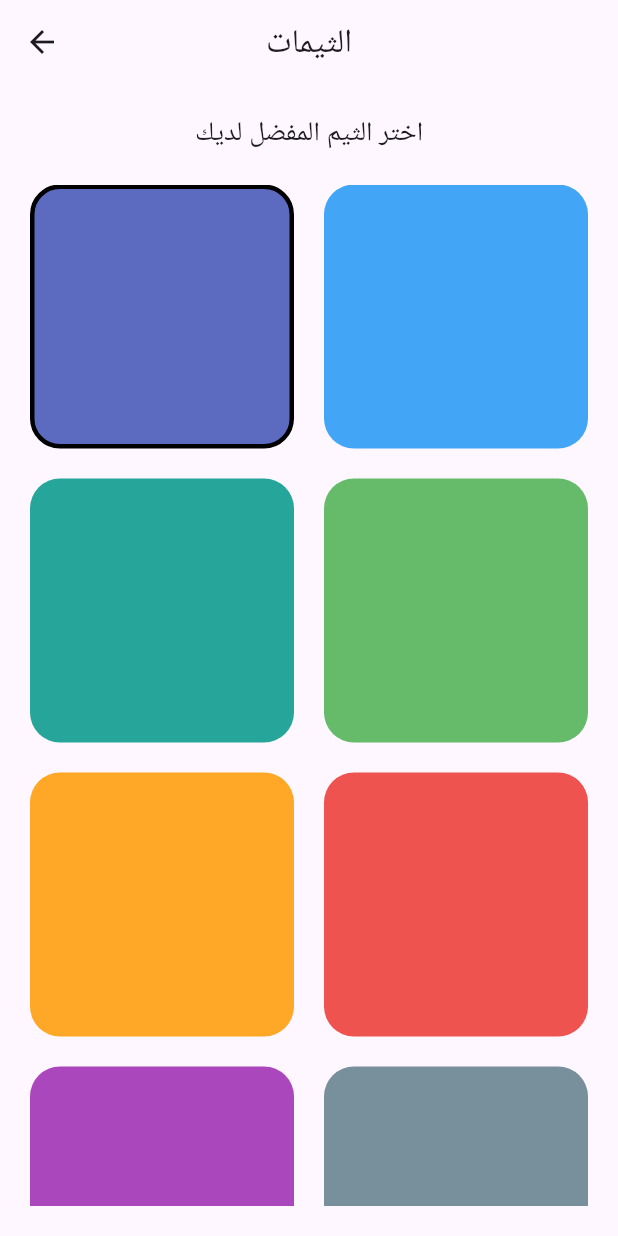
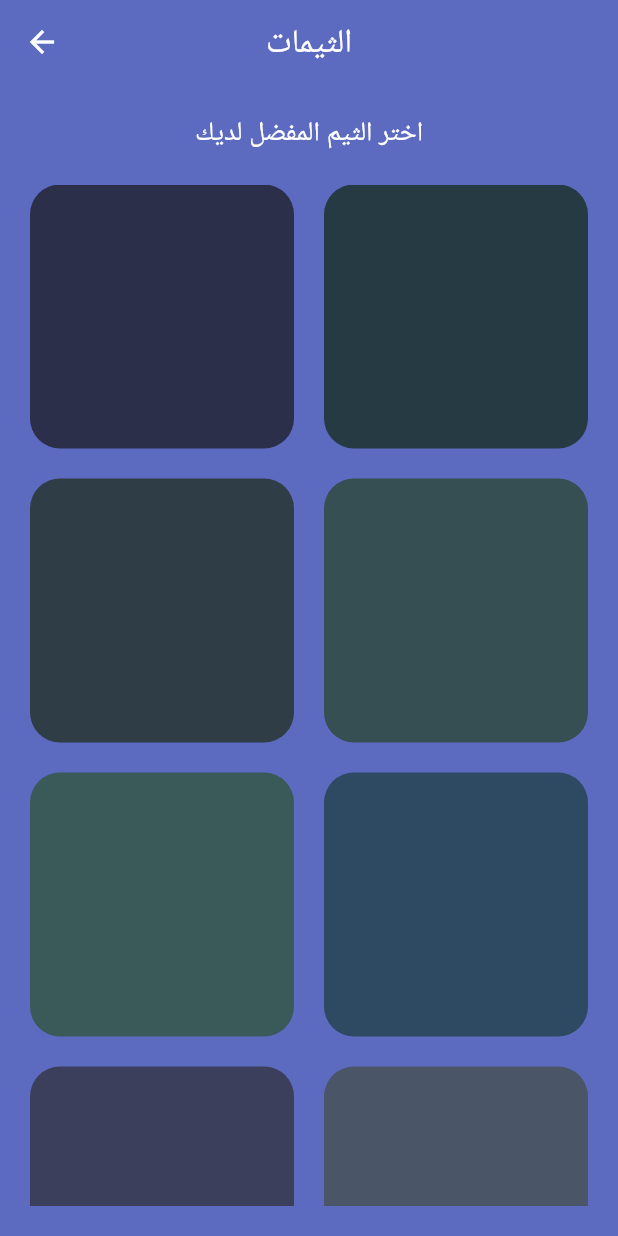
Before and after one commit to FaHusa2003/Daily-Knowledge-App, a Flutter app: the HomeScreen screen opened directly, after a tap on the "color lens" icon, on a phone screen of 412 x 824 dp. Run offline on Flutter 3.47's test engine with Material 3 defaults, Android fonts, the phone set to English and light mode, and no system bars.

Commit message:
Turn on screen Themes

```diff
--- a/lib/main.dart
+++ b/lib/main.dart
@@ -1,3 +1,27 @@
+/*import 'package:flutter/material.dart'; // نكتبه في مطلع كل ملف
+//استدعاء ملف الدارت من مجلد فلاتر الموجود في السي
+import 'screens/welcome_screen.dart'; // مختصر لاننا داخل نفس المشروع
+//import 'package:daily_knowledge/screens/welcome_screen.dart'; وهذا صح
+
+void main() {
+  // ملف اساسي مافي اي شيء يشتغل بدونه
+  runApp(const MyApp()); // عشان نشغل رن لازم نسوي كلاس
+  // فونكشن محجوزة من قبل
+}
+
+class MyApp extends StatelessWidget {
+  //StatelessWidget > اليوزر ما يتفاعل معه
+  const MyApp({super.key});
+  @override // لما نستدعي الكلاسات في أكثر من مكان نستخدمها للفصل بينهم
+  Widget build(BuildContext context) {
+    // build ميثود مشترك في كل ودجيت
+    return const MaterialApp(
+      //MaterialApp اساس مهم . تحدد المعلومات الأساسية والثابتة داخل الآبلكيشن
+      debugShowCheckedModeBanner: false, // يروح الشريط الي في الركن
+      home: WelcomeScreen(), // تفتح ملف اخر مباشرة
+    );
+  }
+}*/
 import 'package:flutter/material.dart';
 import 'screens/welcome_screen.dart';
 
@@ -5,13 +29,39 @@ void main() {
   runApp(const MyApp());
 }
 
-class MyApp extends StatelessWidget {
+class MyApp extends StatefulWidget {
   const MyApp({super.key});
+
+  static _MyAppState of(BuildContext context) =>
+      context.findAncestorStateOfType<_MyAppState>()!;
+
+  @override
+  State<MyApp> createState() => _MyAppState();
+}
+
+class _MyAppState extends State<MyApp> {
+  Color appColor = const Color(0xFF5C6BC0);
+
+  void changeTheme(Color color) {
+    setState(() {
+      appColor = color;
+    });
+  }
+
   @override
   Widget build(BuildContext context) {
-    return const MaterialApp(
+    return MaterialApp(
       debugShowCheckedModeBanner: false,
-      home: WelcomeScreen(),
+
+      theme: ThemeData(
+        scaffoldBackgroundColor: appColor,
+        appBarTheme: AppBarTheme(
+          backgroundColor: appColor,
+          foregroundColor: Colors.white,
+        ),
+      ),
+
+      home: const WelcomeScreen(),
     );
   }
 }
--- a/lib/screens/home_screen.dart
+++ b/lib/screens/home_screen.dart
@@ -1,8 +1,6 @@
-//تم تعديل ايقونة المصدر ووضع نص المصدر فيها وحذف الشريط السفلي
-//ووضع الايقونات في دوائر شفافة وتغيير لون الخلفية
 import 'package:flutter/material.dart';
+import 'themes_screen.dart';
 import 'topics_screen.dart';
-import 'themes_screen.dart';
 import 'settings_screen.dart';
 
 class HomeScreen extends StatelessWidget {
@@ -19,20 +17,16 @@ class HomeScreen extends StatelessWidget {
 
   @override
   Widget build(BuildContext context) {
+    Color themeColor = Theme.of(context).scaffoldBackgroundColor;
+
     return Scaffold(
-      backgroundColor: const Color(0xFFF8E1F4),
-      appBar: AppBar(
-        leading: IconButton(
-          icon: const Icon(Icons.arrow_back),
-          onPressed: () {
-            Navigator.pop(context);
-          },
-        ),
-        title: const Text("المعلومة اليومية"),
-        backgroundColor: const Color(0xFFF8E1F4),
-        centerTitle: true,
-      ),
-      body: Padding(
+      appBar: AppBar(title: const Text("المعلومة اليومية"), centerTitle: true),
+
+      body: Container(
+        width: double.infinity,
+        color: themeColor,
+
+        child: Padding(
           padding: const EdgeInsets.all(20),
           child: Column(
             children: [
@@ -43,49 +37,63 @@ class HomeScreen extends StatelessWidget {
                   child: Text(
                     "هل تعلم أن العسل لا يفسد أبداً؟",
                     textAlign: TextAlign.center,
-                  style: TextStyle(fontSize: 22, fontWeight: FontWeight.bold),
+                    style: TextStyle(
+                      fontSize: 22,
+                      fontWeight: FontWeight.bold,
+                      color: Colors.white,
+                    ),
                   ),
                 ),
               ),
 
-            // أيقونات التفاعل تحت المعلومة مباشرة بدون دوائر
               Row(
                 mainAxisAlignment: MainAxisAlignment.center,
                 children: [
                   IconButton(
-                  icon: const Icon(Icons.star_border, size: 28),
-                  onPressed: () {
-                    // وظيفة المفضلة لاحقاً
-                  },
+                    icon: const Icon(
+                      Icons.star_border,
+                      color: Colors.white,
+                      size: 28,
                     ),
+                    onPressed: () {},
+                  ),
+
                   const SizedBox(width: 25),
+
                   IconButton(
-                  icon: const Icon(Icons.info_outline, size: 28),
+                    icon: const Icon(
+                      Icons.info_outline,
+                      color: Colors.white,
+                      size: 28,
+                    ),
                     onPressed: () {
                       showSource(context);
                     },
                   ),
+
                   const SizedBox(width: 25),
+
                   IconButton(
-                  icon: const Icon(Icons.share, size: 28),
-                  onPressed: () {
-                    // وظيفة المشاركة لاحقاً
-                  },
+                    icon: const Icon(
+                      Icons.share,
+                      color: Colors.white,
+                      size: 28,
+                    ),
+                    onPressed: () {},
                   ),
                 ],
               ),
 
               const SizedBox(height: 25),
 
-            // أيقونات التنقل للشاشات الأخرى مع دوائر صغيرة زي ما كان
               Row(
                 mainAxisAlignment: MainAxisAlignment.spaceEvenly,
                 children: [
                   CircleAvatar(
                     radius: 25,
-                  backgroundColor: Colors.black.withOpacity(0.1),
+                    backgroundColor: Colors.white24,
                     child: IconButton(
-                    icon: const Icon(Icons.menu_book),
+                      icon: const Icon(Icons.menu_book, color: Colors.white),
                       onPressed: () {
                         Navigator.push(
                           context,
@@ -96,11 +104,12 @@ class HomeScreen extends StatelessWidget {
                       },
                     ),
                   ),
+
                   CircleAvatar(
                     radius: 25,
-                  backgroundColor: Colors.black.withOpacity(0.1),
+                    backgroundColor: Colors.white24,
                     child: IconButton(
-                    icon: const Icon(Icons.color_lens),
+                      icon: const Icon(Icons.color_lens, color: Colors.white),
                       onPressed: () {
                         Navigator.push(
                           context,
@@ -111,11 +120,12 @@ class HomeScreen extends StatelessWidget {
                       },
                     ),
                   ),
+
                   CircleAvatar(
                     radius: 25,
-                  backgroundColor: Colors.black.withOpacity(0.1),
+                    backgroundColor: Colors.white24,
                     child: IconButton(
-                    icon: const Icon(Icons.settings),
+                      icon: const Icon(Icons.settings, color: Colors.white),
                       onPressed: () {
                         Navigator.push(
                           context,
@@ -133,6 +143,7 @@ class HomeScreen extends StatelessWidget {
             ],
           ),
         ),
+      ),
     );
   }
 }
--- a/lib/screens/themes_screen.dart
+++ b/lib/screens/themes_screen.dart
@@ -1,25 +1,29 @@
 import 'package:flutter/material.dart';
+import '../main.dart';
 
 class ThemesScreen extends StatefulWidget {
   const ThemesScreen({super.key});
+
   @override
   State<ThemesScreen> createState() => _ThemesScreenState();
 }
 
 class _ThemesScreenState extends State<ThemesScreen> {
-  int selectedIndex = 0;
+  int selectedIndex = -1;
+
   final List<Color> themeColors = [
-    Color(0xFF5C6BC0),
-    Color(0xFF42A5F5),
-    Color(0xFF26A69A),
-    Color(0xFF66BB6A),
-    Color(0xFFFFA726),
-    Color(0xFFEF5350),
-    Color(0xFFAB47BC),
-    Color(0xFF78909C),
-    Color(0xFFFFCA28),
-    Color(0xFF8D6E63),
+    Color(0xFF2C2F4A), // أزرق بنفسجي داكن هادئ
+    Color(0xFF263A44), // أزرق رمادي داكن
+    Color(0xFF2F3E46), // رمادي مزرق مريح
+    Color(0xFF354F52), // أخضر مزرق داكن
+    Color(0xFF3A5A5A), // تركواز غامق هادئ
+    Color(0xFF2E4A62), // أزرق بترولي باهت
+    Color(0xFF3B3F5C), // بنفسجي رمادي هادئ
+    Color(0xFF4A5568), // رمادي داكن أنيق
+    Color(0xFF3D5A80), // أزرق هادئ غير ساطع
+    Color(0xFF2F4858), // أزرق أخضر عميق
   ];
+
   @override
   Widget build(BuildContext context) {
     return Scaffold(
@@ -30,32 +34,49 @@ class _ThemesScreenState extends State<ThemesScreen> {
           children: [
             const Text(
               "اختر الثيم المفضل لديك",
-              style: TextStyle(fontSize: 18),
+              style: TextStyle(fontSize: 18, color: Colors.white),
             ),
+
             const SizedBox(height: 20),
+
             Expanded(
               child: GridView.builder(
                 itemCount: themeColors.length,
+
                 gridDelegate: const SliverGridDelegateWithFixedCrossAxisCount(
                   crossAxisCount: 2,
                   crossAxisSpacing: 20,
                   mainAxisSpacing: 20,
                 ),
+
                 itemBuilder: (context, index) {
                   return GestureDetector(
                     onTap: () {
                       setState(() {
                         selectedIndex = index;
                       });
+
+                      // تغيير لون التطبيق كامل
+                      MyApp.of(context).changeTheme(themeColors[index]);
+
+                      Navigator.pop(context);
                     },
+
                     child: Container(
                       decoration: BoxDecoration(
                         color: themeColors[index],
                         borderRadius: BorderRadius.circular(20),
-                        border: selectedIndex == index
-                            ? Border.all(color: Colors.black, width: 3)
-                            : null,
                       ),
+
+                      child: selectedIndex == index
+                          ? const Center(
+                              child: Icon(
+                                Icons.check,
+                                color: Colors.white,
+                                size: 40,
+                              ),
+                            )
+                          : null,
                     ),
                   );
                 },
```
Also changed, not shown: lib/screens/welcome_screen.dart (+22 -28 lines). Lines whose indentation alone changed are shown as unchanged.
